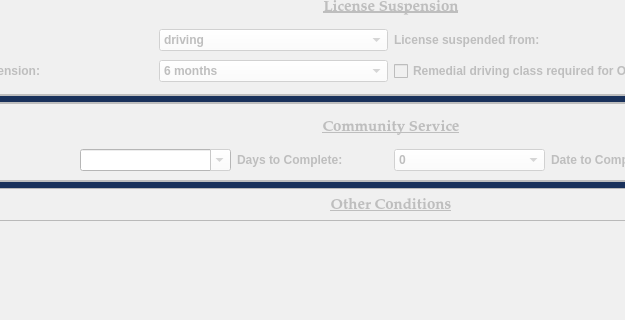
The window that package/views/ui/AddConditionsDialog.ui (HunterProgram22/MuniEntry) describes before a commit, drawn with Qt 5; both pictures show x 109 to 734 and y 128 to 448 of the 1000 by 842 pixel window.
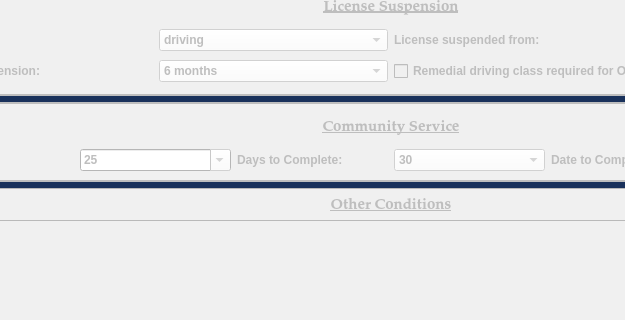
The same window after the commit.

Patch:
```diff
--- a/package/views/ui/AddConditionsDialog.ui
+++ b/package/views/ui/AddConditionsDialog.ui
@@ -381,11 +381,6 @@
             <property name="styleSheet">
              <string notr="true">background-color: rgb(255, 255, 255);</string>
             </property>
-            <item>
-             <property name="text">
-              <string>0</string>
-             </property>
-            </item>
             <item>
              <property name="text">
               <string>30</string>
@@ -451,11 +446,6 @@
             <property name="editable">
              <bool>true</bool>
             </property>
-            <item>
-             <property name="text">
-              <string/>
-             </property>
-            </item>
             <item>
              <property name="text">
               <string>25</string>
```
